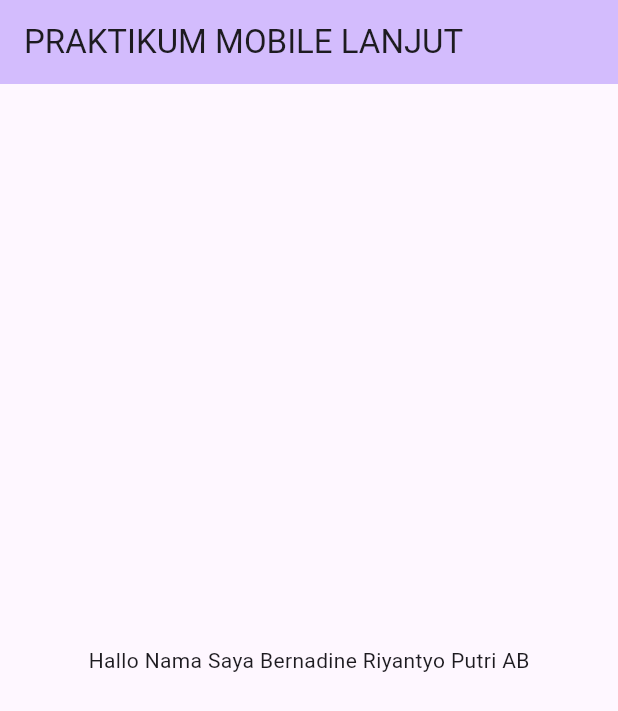
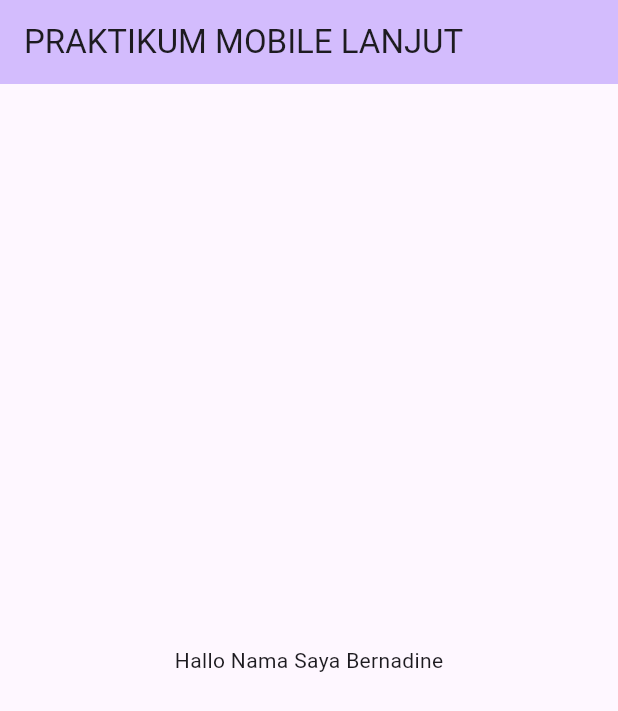
Before and after one commit to bernadineriyantyoputri/prak-mobilelanjut-2317051006, a Flutter app: the screen it shows after launch, on a phone screen of 412 x 824 dp. Shown: the top 711 px of the screen. Run offline on Flutter 3.47's test engine with Material 3 defaults, Android fonts, the phone set to English and light mode, and no system bars.

Commit message:
pertemuan 2

```diff
--- a/lib/main.dart
+++ b/lib/main.dart
@@ -47,7 +47,7 @@ class _MyHomePageState extends State<MyHomePage> {
         child: Column(
           mainAxisAlignment: MainAxisAlignment.center,
           children: <Widget>[
-            const Text('Hallo Nama Saya Bernadine Riyantyo Putri AB'),
+            const Text('Hallo Nama Saya Bernadine'),
           ],
         ),
       ),
```
